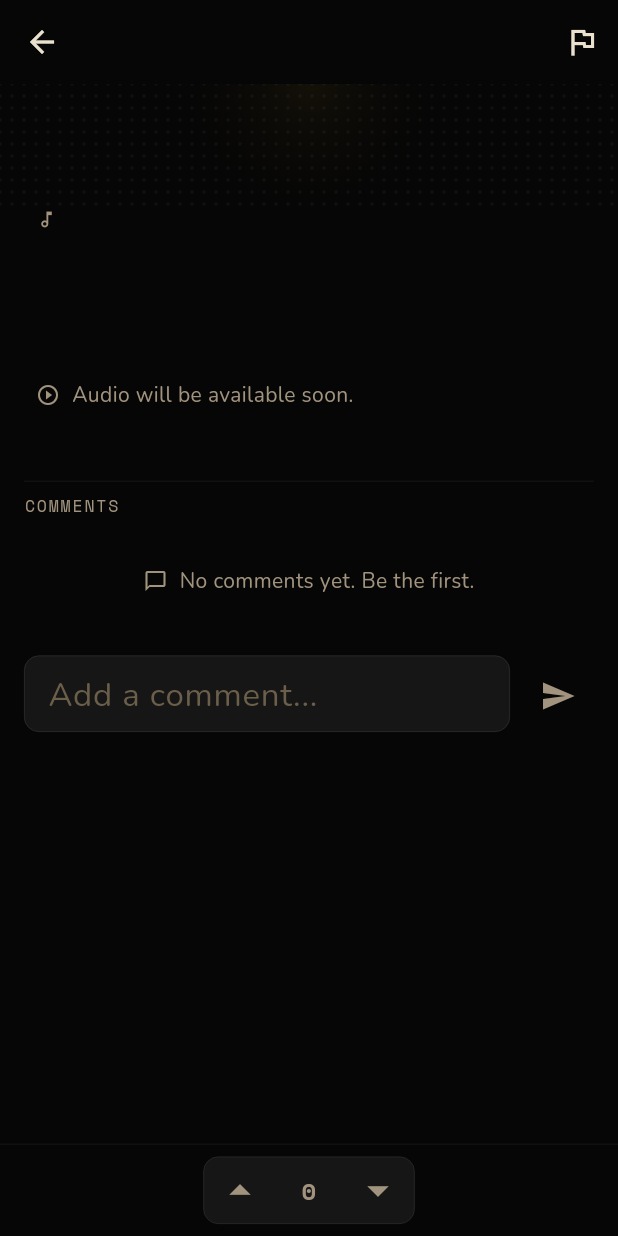
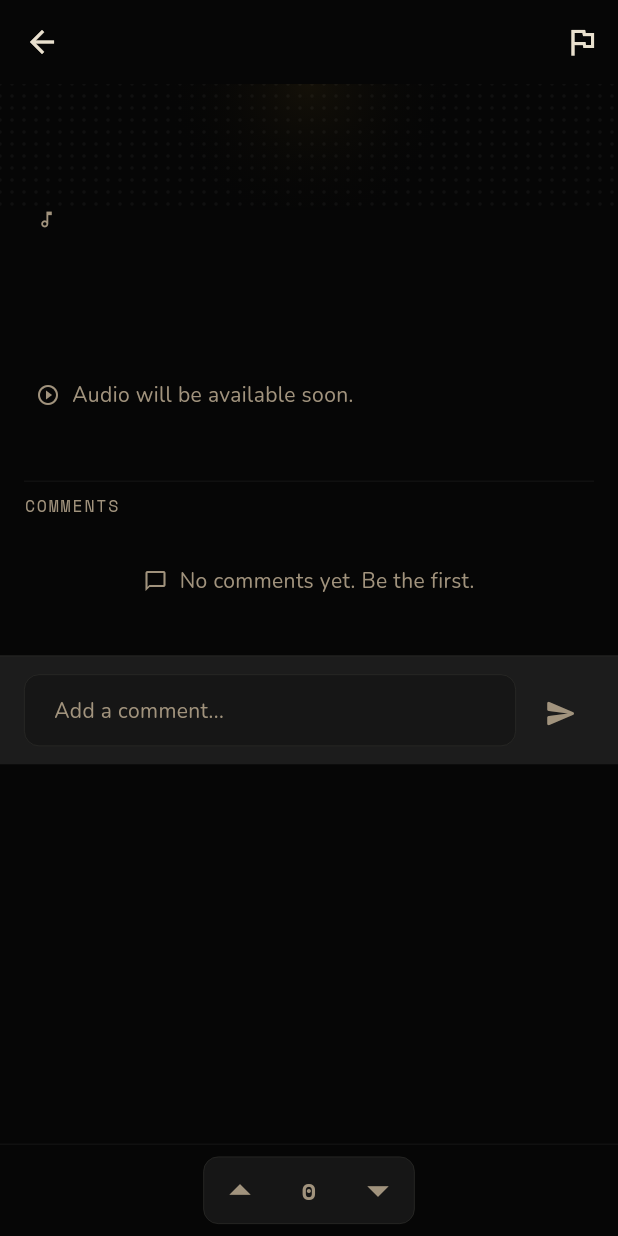
Before and after one commit to andrewbolaji/Chants, a Flutter app: the ChantDetailScreen screen opened directly with empty values, on a phone screen of 412 x 824 dp. Run offline on Flutter 3.47's test engine with Material 3 defaults, Android fonts, the phone set to English and light mode, and no system bars; our stand-ins replace cloud_firestore, cloud_functions, firebase_auth, firebase_core, firebase_crashlytics, flutter_riverpod; missing offline and left inert: firebase_app_check; accounts and stored records are empty; generated files the repository leaves out were written again.

Commit message:
Restyle comment composer for more presence and visual lift
The comment input was a thin, barely-visible line with a stock Flutter
OutlineInputBorder and no background. Now it sits on surfaceRaised with
a top outline divider, filled surface TextField with rounded corners
(Radii.sm), gold focus ring, explicit hint style in textMuted, and a
44px send button. All values from the Ink and Gold design tokens.

Co-Authored-By: Claude Opus 4.6 (1M context) <noreply@anthropic.com>

```diff
--- a/lib/presentation/comments/comment_section.dart
+++ b/lib/presentation/comments/comment_section.dart
@@ -354,8 +354,17 @@ class _CommentSectionState extends ConsumerState<CommentSection> {
           );
         }
 
-        return Padding(
-          padding: const EdgeInsets.symmetric(horizontal: Spacing.lg),
+        return Container(
+          decoration: const BoxDecoration(
+            color: AppColors.surfaceRaised,
+            border: Border(
+              top: BorderSide(color: AppColors.outline, width: 0.5),
+            ),
+          ),
+          padding: const EdgeInsets.symmetric(
+            horizontal: Spacing.lg,
+            vertical: Spacing.md,
+          ),
           child: Row(
             crossAxisAlignment: CrossAxisAlignment.end,
             children: [
@@ -365,31 +374,67 @@ class _CommentSectionState extends ConsumerState<CommentSection> {
                   maxLength: 500,
                   maxLines: 3,
                   minLines: 1,
-                  decoration: const InputDecoration(
+                  style: textTheme.bodyMedium?.copyWith(
+                    color: AppColors.textBody,
+                  ),
+                  decoration: InputDecoration(
                     hintText: 'Add a comment...',
+                    hintStyle: textTheme.bodyMedium?.copyWith(
+                      color: AppColors.textMuted,
+                    ),
                     counterText: '',
-                    border: OutlineInputBorder(),
-                    contentPadding: EdgeInsets.symmetric(
-                      horizontal: Spacing.md,
-                      vertical: Spacing.sm,
+                    filled: true,
+                    fillColor: AppColors.surface,
+                    contentPadding: const EdgeInsets.symmetric(
+                      horizontal: Spacing.lg,
+                      vertical: Spacing.md,
+                    ),
+                    border: OutlineInputBorder(
+                      borderRadius: BorderRadius.circular(Radii.sm),
+                      borderSide: const BorderSide(
+                        color: AppColors.outline,
+                        width: 0.5,
+                      ),
+                    ),
+                    enabledBorder: OutlineInputBorder(
+                      borderRadius: BorderRadius.circular(Radii.sm),
+                      borderSide: const BorderSide(
+                        color: AppColors.outline,
+                        width: 0.5,
+                      ),
+                    ),
+                    focusedBorder: OutlineInputBorder(
+                      borderRadius: BorderRadius.circular(Radii.sm),
+                      borderSide: const BorderSide(
+                        color: AppColors.gold,
+                        width: 1,
+                      ),
                     ),
                   ),
                   onChanged: (_) => setState(() {}),
                 ),
               ),
               const SizedBox(width: Spacing.sm),
-              IconButton(
-                onPressed: _bodyController.text.trim().isNotEmpty && !_posting
+              SizedBox(
+                width: 44,
+                height: 44,
+                child: IconButton(
+                  onPressed:
+                      _bodyController.text.trim().isNotEmpty && !_posting
                           ? () => _postComment(
                                 userId,
                                 profile?.displayName ?? 'Anonymous',
                               )
                           : null,
                   icon: Icon(
-                  Icons.send,
-                  color: _bodyController.text.trim().isNotEmpty && !_posting
+                    Icons.send_rounded,
+                    color:
+                        _bodyController.text.trim().isNotEmpty && !_posting
                             ? AppColors.gold
                             : AppColors.textMuted,
+                    size: 22,
+                  ),
+                  padding: EdgeInsets.zero,
                 ),
               ),
             ],
```
Lines whose indentation alone changed are shown as unchanged.
